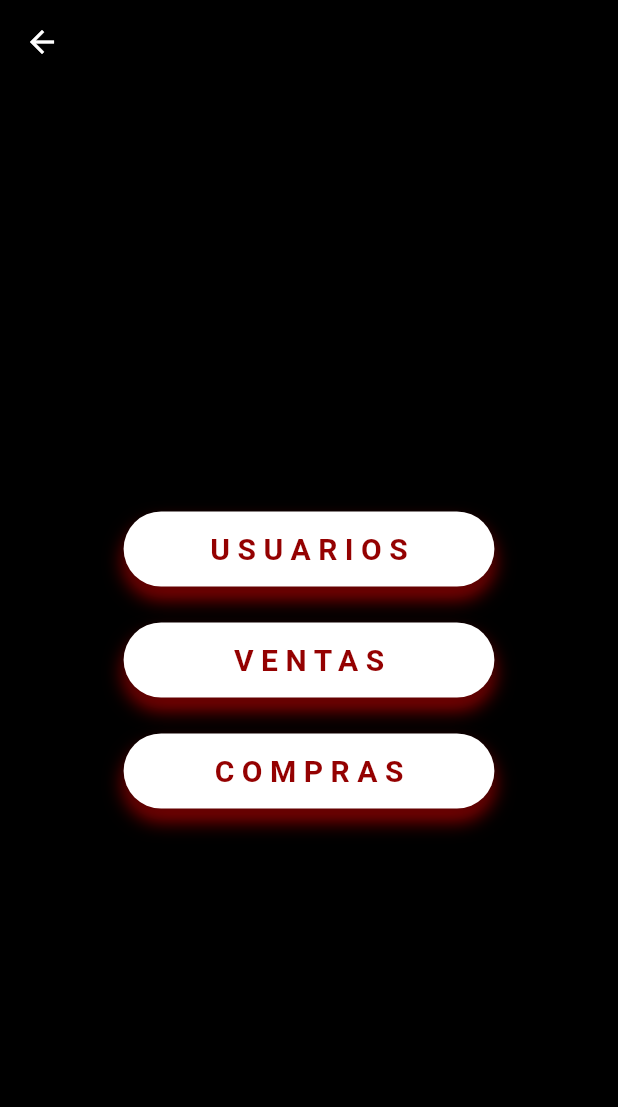
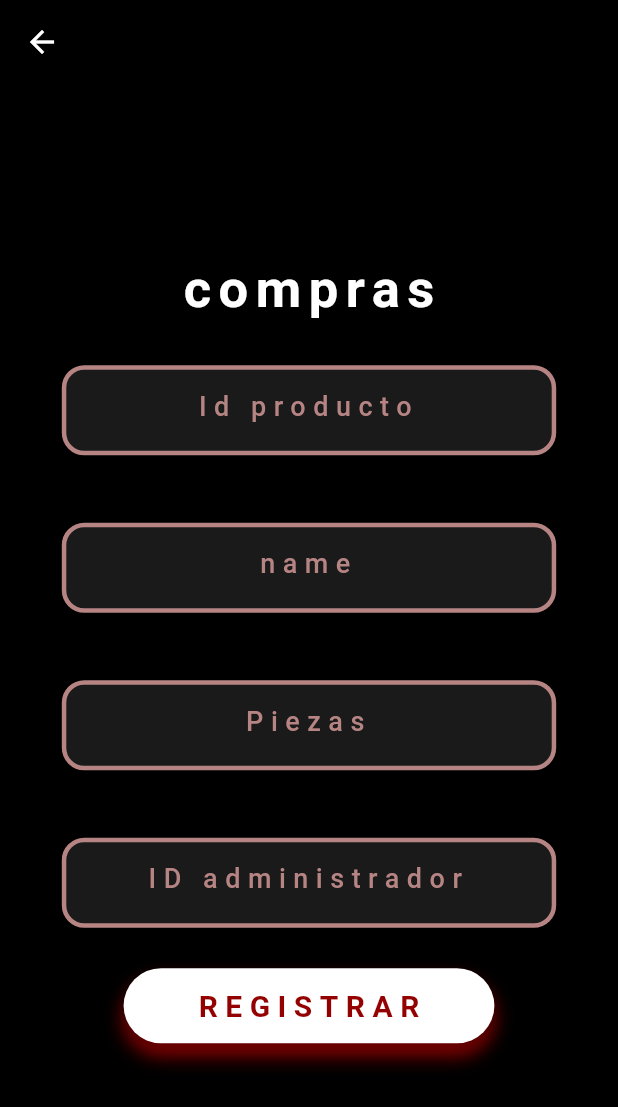
Before and after one commit to danielperez1234/registros-mike-sexto, a Flutter app: the MenuRegistroPage screen opened directly, after a tap on "COMPRAS", on a phone screen of 412 x 824 dp. Shown: the top 1107 px of the screen. Run offline on Flutter 3.47's test engine with Material 2 defaults, Android fonts, the phone set to English and light mode, and no system bars; Roboto replaces fonts that are missing (Montserrat).

Commit message:
Actualizar compras_page.dart, menu_registro_page.dart y 3 más archivos...

```diff
--- /dev/null
+++ b/lib/pages/compras_page.dart
@@ -0,0 +1,43 @@
+import 'package:flutter/material.dart';
+import 'package:productos/constantes.dart';
+import 'package:productos/widgets/cust_TextField.dart';
+import 'package:productos/widgets/cust_scaffold.dart';
+
+import '../widgets/cust_button.dart';
+
+class ComprasPage extends StatelessWidget {
+  ComprasPage({Key? key}) : super(key: key);
+  var idProduct = TextEditingController();
+  var nombre = TextEditingController();
+  var piezas = TextEditingController();
+  var idAdmin = TextEditingController();
+  @override
+  Widget build(BuildContext context) {
+    return CustScaffold(
+        body: Center(
+      child: Column(
+        children: [
+          Text(
+            "compras",
+            style: Titulos(color: kWhite, size: 35),
+          ),
+          CustTextField(
+            textEditingController: idProduct,
+            hint: "Id producto",
+            textInputType:
+                const TextInputType.numberWithOptions(decimal: false),
+          ),
+          CustTextField(textEditingController: nombre, hint: "name"),
+          CustTextField(textEditingController: piezas, hint: "Piezas"),
+          CustTextField(
+              textEditingController: idAdmin, hint: "ID administrador"),
+          CustButton(
+              text: "REGISTRAR",
+              onPress: () {
+                Navigator.pop(context);
+              })
+        ],
+      ),
+    ));
+  }
+}
--- a/lib/pages/menu_registro_page.dart
+++ b/lib/pages/menu_registro_page.dart
@@ -1,7 +1,10 @@
 import 'package:flutter/cupertino.dart';
 import 'package:flutter/material.dart';
 import 'package:productos/constantes.dart';
+import 'package:productos/pages/compras_page.dart';
+import 'package:productos/pages/productos_add_page.dart';
 import 'package:productos/pages/usuarios_add_page.dart';
+import 'package:productos/pages/ventas_page.dart';
 import 'package:productos/widgets/cust_button.dart';
 import 'package:productos/widgets/cust_scaffold.dart';
 
@@ -16,7 +19,7 @@ class MenuRegistroPage extends StatelessWidget {
         mainAxisAlignment: MainAxisAlignment.spaceEvenly,
         children: [
           CustButton(
-              text: "Usuarios",
+              text: "Registrar".toUpperCase(),
               onPress: () async {
                 var x = await showDialog(
                     barrierColor: kGray.withOpacity(.75),
@@ -36,7 +39,7 @@ class MenuRegistroPage extends StatelessWidget {
                           mainAxisSize: MainAxisSize.min,
                           children: [
                             CustButton(
-                                text: "usuarios",
+                                text: "usuarios".toUpperCase(),
                                 onPress: () {
                                   Navigator.pop(context);
                                   Navigator.push(
@@ -44,14 +47,32 @@ class MenuRegistroPage extends StatelessWidget {
                                       MaterialPageRoute(
                                           builder: (_) => UserAddPage()));
                                 }),
-                            CustButton(text: "productos", onPress: () {})
+                            CustButton(
+                                text: "productos".toUpperCase(),
+                                onPress: () {
+                                  Navigator.pop(context);
+                                  Navigator.push(
+                                      context,
+                                      MaterialPageRoute(
+                                          builder: (_) => ProductosAddPage()));
+                                })
                           ],
                         ),
                       );
                     });
               }),
-          CustButton(text: "Ventas", onPress: () {}),
-          CustButton(text: "Compras", onPress: () {}),
+          CustButton(
+              text: "Ventas",
+              onPress: () {
+                Navigator.push(
+                    context, MaterialPageRoute(builder: (_) => VentasPage()));
+              }),
+          CustButton(
+              text: "Compras",
+              onPress: () {
+                Navigator.push(
+                    context, MaterialPageRoute(builder: (_) => ComprasPage()));
+              }),
         ],
       ),
     ));
```
Also changed, not shown: lib/pages/productos_add_page.dart (+11 -4 lines), lib/pages/usuarios_add_page.dart (+8 -1 lines), lib/pages/ventas_page.dart (added, +55 -0 lines).
